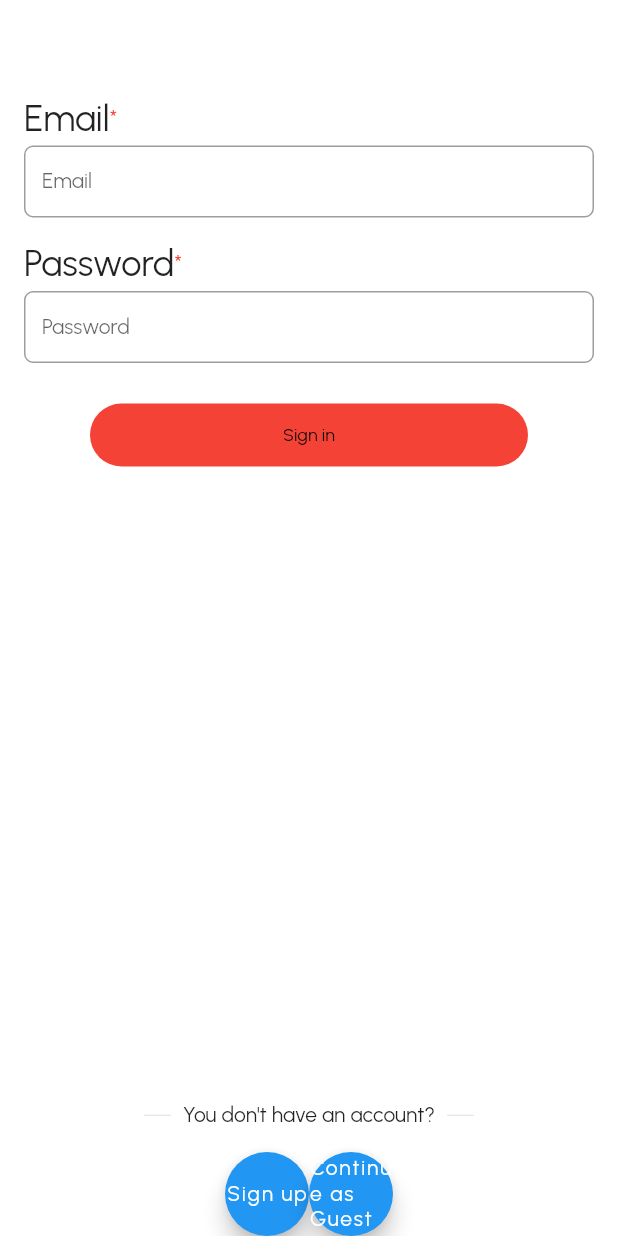
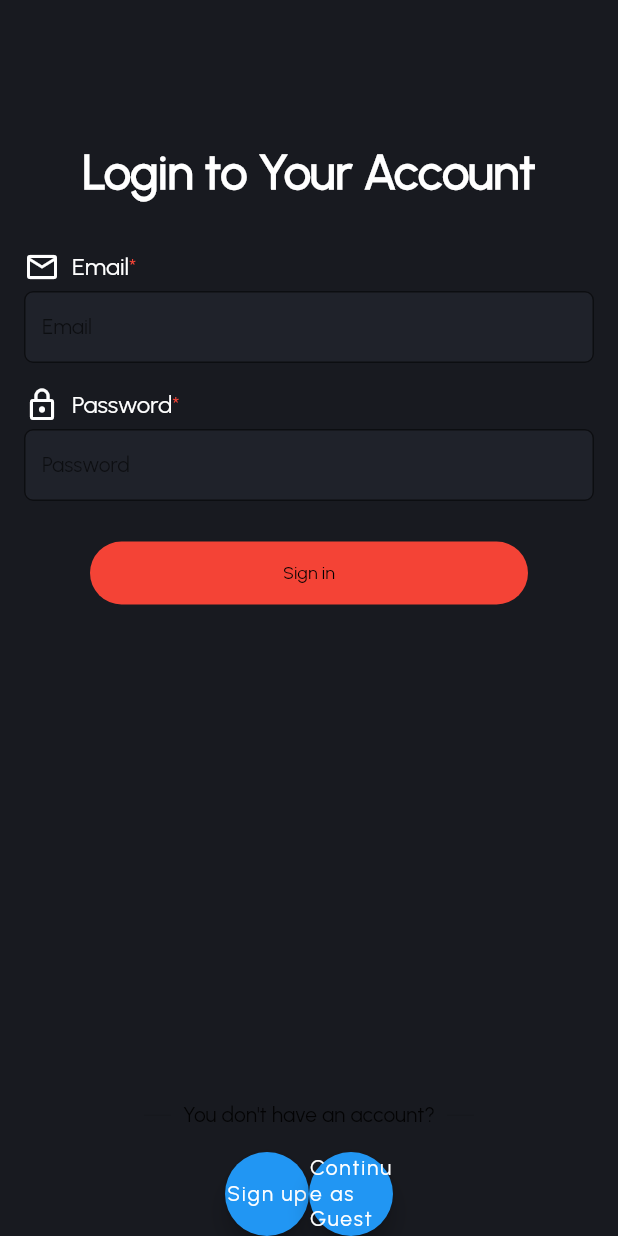
Before and after one commit to Georgi1914/EventCenter, a Flutter app: the screen it shows after launch, on a phone screen of 412 x 824 dp. Run offline on Flutter 3.47's test engine with Material 2 defaults, Android fonts, the phone set to English and light mode, and no system bars; our stand-ins replace dio, flutter_dotenv, flutter_secure_storage, get_it, image_picker.

Commit message:
Added header

```diff
--- a/lib/presentation/string_manager.dart
+++ b/lib/presentation/string_manager.dart
@@ -20,4 +20,5 @@ class AppStrings {
   static const String eventAddress = 'Street address';
   static const String dateAndTime = 'Date & time';
   static const String description = 'Description';
+  static const String loginAcc = 'Login to Your Account';
 }
--- a/lib/presentation/theme_manager.dart
+++ b/lib/presentation/theme_manager.dart
@@ -39,6 +39,11 @@ ThemeData getApplicationTheme() => ThemeData(
           fontWeight: FontWeightManager.regular,
           color: AppColors.white,
         ),
+        headline5: TextStyle(
+          fontSize: FontSize.s16,
+          fontWeight: FontWeightManager.regular,
+          color: AppColors.white,
+        ),
       ),
       chipTheme: const ChipThemeData(
         secondarySelectedColor: Colors.white,
--- /dev/null
+++ b/lib/screens/custom_widgets/custom_header.dart
@@ -0,0 +1,19 @@
+import 'package:flutter/material.dart';
+
+class CustomHeader extends StatelessWidget {
+  const CustomHeader({
+    required this.text,
+    super.key,
+  });
+
+  final String text;
+
+  @override
+  Widget build(BuildContext context) => Padding(
+        padding: const EdgeInsets.symmetric(vertical: 32),
+        child: Text(
+          text,
+          style: Theme.of(context).textTheme.headline1,
+        ),
+      );
+}
--- a/lib/screens/login_screen/components/login_body.dart
+++ b/lib/screens/login_screen/components/login_body.dart
@@ -1,5 +1,7 @@
 import 'package:flutter/material.dart';
 
+import '../../../presentation/string_manager.dart';
+import '../../custom_widgets/custom_header.dart';
 import 'login_button.dart';
 import 'login_form.dart';
 import 'no_account_text.dart';
@@ -13,6 +15,7 @@ class LoginBody extends StatelessWidget {
         padding: const EdgeInsets.only(top: 64),
         child: Column(
           children: const [
+            CustomHeader(text: AppStrings.loginAcc),
             LoginForm(),
             LoginButton(),
             Spacer(),
--- a/lib/screens/login_screen/components/login_form.dart
+++ b/lib/screens/login_screen/components/login_form.dart
@@ -21,10 +21,12 @@ class LoginForm extends StatelessWidget {
           LoginTextForm(
             textController: viewModel.emailController,
             hintText: AppStrings.email,
+            icon: Icons.email_outlined,
           ),
           LoginTextForm(
             textController: viewModel.passwordController,
             hintText: AppStrings.password,
+            icon: Icons.lock_outline,
           ),
         ],
       ),
--- a/lib/screens/login_screen/components/login_text_form.dart
+++ b/lib/screens/login_screen/components/login_text_form.dart
@@ -7,9 +7,11 @@ import '../../../presentation/string_manager.dart';
 class LoginTextForm extends StatelessWidget {
   final TextEditingController? textController;
   final String hintText;
+  final IconData icon;
   const LoginTextForm({
     required this.textController,
     required this.hintText,
+    required this.icon,
     super.key,
   });
 
@@ -25,6 +27,13 @@ class LoginTextForm extends StatelessWidget {
           padding: const EdgeInsets.only(bottom: 4),
           child: Row(
             children: [
+              Icon(
+                icon,
+                color: AppColors.white,
+              ),
+              const SizedBox(
+                width: 8,
+              ),
               Text(
                 hintText,
                 style: Theme.of(context).textTheme.headline5,
@@ -52,6 +61,8 @@ class LoginTextForm extends StatelessWidget {
                 isPasswordField || hintText == AppStrings.confirmPassword,
             style: Theme.of(context).textTheme.headline4,
             decoration: InputDecoration(
+              fillColor: AppColors.cardColor,
+              filled: true,
               contentPadding: const EdgeInsets.all(12),
               border: OutlineInputBorder(
                 borderRadius: BorderRadius.circular(6),
--- a/lib/screens/login_screen/login_view.dart
+++ b/lib/screens/login_screen/login_view.dart
@@ -1,5 +1,6 @@
 import 'package:flutter/material.dart';
 
+import '../../presentation/color_manager.dart';
 import 'components/login_body.dart';
 
 class LoginView extends StatelessWidget {
@@ -8,7 +9,7 @@ class LoginView extends StatelessWidget {
   @override
   Widget build(BuildContext context) => const Scaffold(
         body: LoginBody(),
-        backgroundColor: Colors.white,
+        backgroundColor: AppColors.backgroundColor,
         resizeToAvoidBottomInset: false,
       );
 }
```
